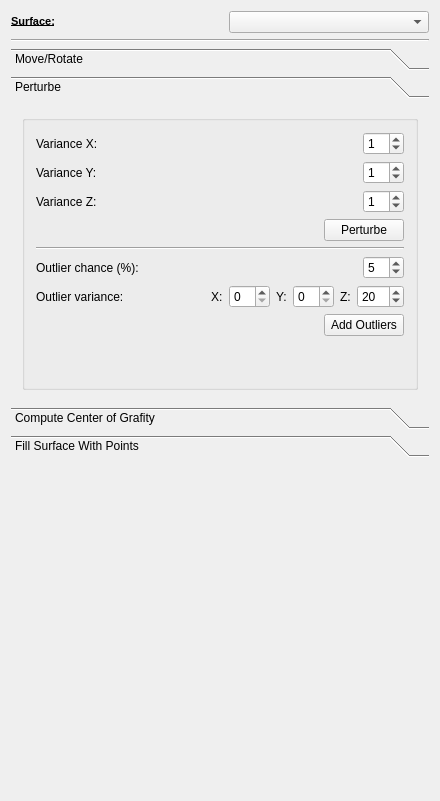
Qt form Plugins/org.mitk.gui.qt.examples/src/internal/surfaceutilities/QmitkSurfaceUtilitiesControls.ui (MITK/MITK) before a commit.
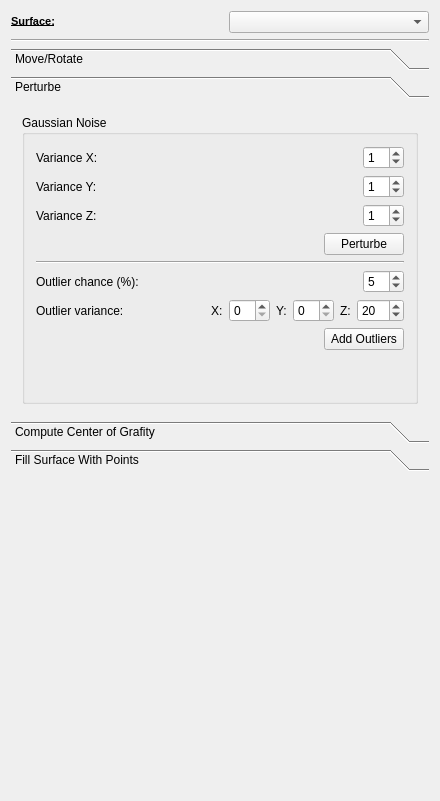
The same form after that commit. The open tabs and pages were chosen to show the change. Custom widgets are drawn as their Qt base class.

Commit message: finished integration of surface utilities to new view

The edit to the form file:
```diff
--- a/Plugins/org.mitk.gui.qt.examples/src/internal/surfaceutilities/QmitkSurfaceUtilitiesControls.ui
+++ b/Plugins/org.mitk.gui.qt.examples/src/internal/surfaceutilities/QmitkSurfaceUtilitiesControls.ui
@@ -603,7 +603,7 @@
        <item>
         <widget class="QGroupBox" name="groupBox_10">
          <property name="title">
-          <string/>
+          <string>Gaussian Noise</string>
          </property>
          <layout class="QVBoxLayout" name="verticalLayout_8">
           <item>
```
Left out of the diff: 2 changed lines with no effect on the pictures. The commit also changes 2 other files.
